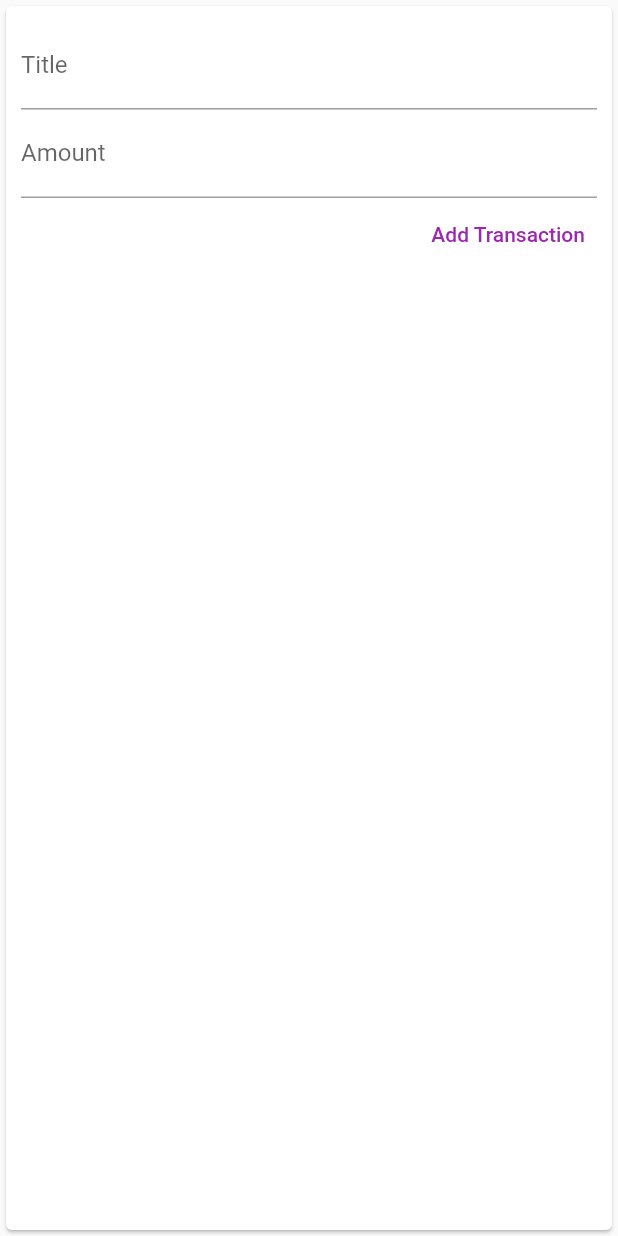
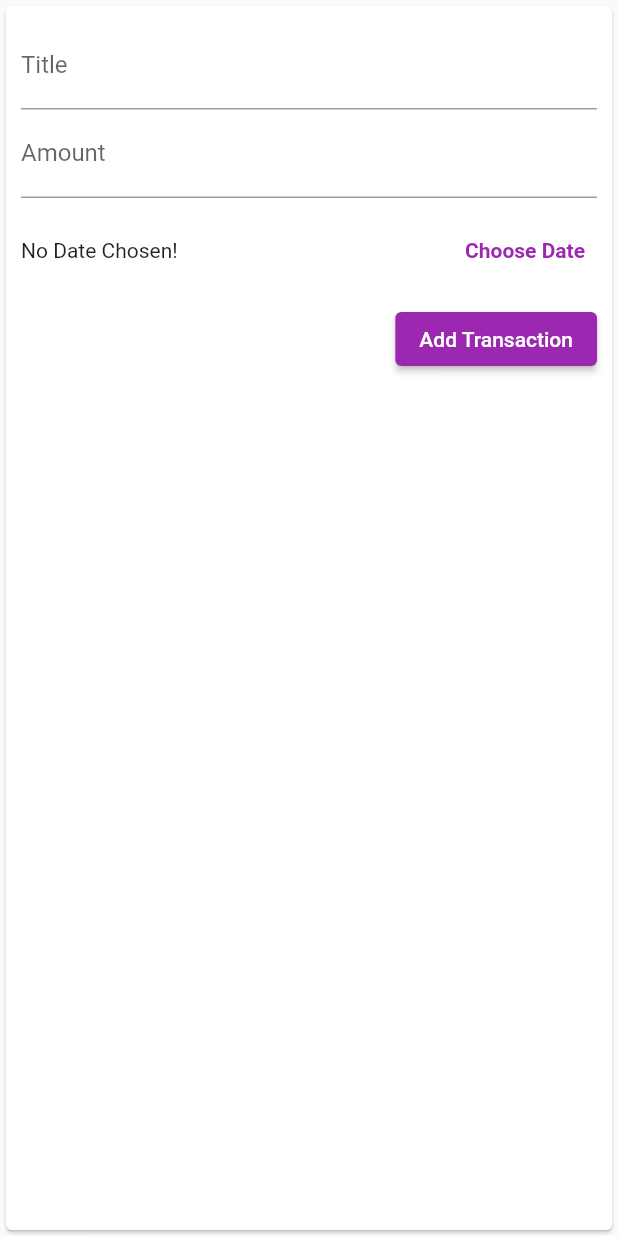
Before and after one commit to aimngx/expenses-app, a Flutter app: the NewTransaction widget shown alone on an empty page, opened directly with empty values, after a tap on "Add Transaction", on a phone screen of 412 x 824 dp. Run offline on Flutter 3.47's test engine with Material 2 defaults, Android fonts, the phone set to English and light mode, and no system bars.

Commit message:
add date picker

```diff
--- a/expenses_app/lib/home.dart
+++ b/expenses_app/lib/home.dart
@@ -33,12 +33,13 @@ class _HomePageState extends State<HomePage> {
   //where method returns iterable but we want list, so sama jugak mcm cara map, we use .toList()
 
   //create method
-  void _addNewTransaction(String txTitle, double txAmount) {
+  void _addNewTransaction(
+      String txTitle, double txAmount, DateTime chosenDate) {
     final newTx = Transaction(
       id: DateTime.now().toString(),
       title: txTitle,
       amount: txAmount,
-      date: DateTime.now(),
+      date: chosenDate,
     );
 
     setState(() {
--- a/expenses_app/lib/new_transaction.dart
+++ b/expenses_app/lib/new_transaction.dart
@@ -1,4 +1,5 @@
 import 'package:flutter/material.dart';
+import 'package:intl/intl.dart';
 
 //creating new transaction
 
@@ -13,26 +14,48 @@ class NewTransaction extends StatefulWidget {
 
 //state class. So we use widget.xxx to access the widget class punya method etc
 class _NewTransactionState extends State<NewTransaction> {
-  final titleController = TextEditingController();
+  final _titleController = TextEditingController();
+  final _amountController = TextEditingController();
+  DateTime?
+      _selectedDate; //put ? so that initially, it is null, but later is changed. When we called it down later, we put _selectedDate! with '!' to tell change it from nullable to non-nullable
 
-  final amountController = TextEditingController();
+  void _submitData() {
+    if (_amountController.text.isEmpty) {
+      return;
+    }
+    final enteredTitle = _titleController.text;
+    final enteredAmount =
+        double.parse(_amountController.text); //change back the string to double
 
-  void submitData() {
-    final enteredTitle = titleController.text;
-    final enteredAmount =
-        double.parse(amountController.text); //change back the string to double
-
-    if (enteredTitle.isEmpty || enteredAmount <= 0) {
+    if (enteredTitle.isEmpty || enteredAmount <= 0 || _selectedDate == null) {
       return; //break the code
     }
 
     widget.addTx(
       enteredTitle,
       enteredAmount,
+      _selectedDate,
     );
 
     //automatically close the top most screen (ie the modal screen) once we're done
     Navigator.of(context).pop();
+  }
+
+  void _presentDatePicker() {
+    showDatePicker(
+      context: context,
+      initialDate: DateTime.now(),
+      firstDate: DateTime(2022),
+      lastDate: DateTime.now(),
+    ).then((pickedDate) {
+      if (pickedDate == null) {
+        return;
+      }
+      setState(() {
+        _selectedDate = pickedDate;
+      });
+    });
+    //the .then allow us to provide a function which is executed once the future resolved to a value (after user chose a date)
   }
 
   @override
@@ -47,27 +70,52 @@ class _NewTransactionState extends State<NewTransaction> {
               decoration: InputDecoration(labelText: 'Title'),
               //onChanged is fired on every keystroke
               // onChanged: (value) => titleInput = value,
-              controller: titleController,
-              onSubmitted: (_) => submitData(),
+              controller: _titleController,
+              onSubmitted: (_) => _submitData(),
             ),
             TextField(
               decoration: InputDecoration(labelText: 'Amount'),
               //onChanged: (value) => amountInput = value,
-              controller: amountController,
+              controller: _amountController,
               keyboardType: TextInputType.numberWithOptions(decimal: true),
               onSubmitted: (_) =>
-                  submitData(), //because on submitted required String as argument, so we use _ to tell that we dont care about it
+                  _submitData(), //because on submitted required String as argument, so we use _ to tell that we dont care about it
             ),
-            TextButton(
+            Container(
+              height: 70,
+              child: Row(
+                children: [
+                  Expanded(
+                    child: Text(
+                      _selectedDate == null
+                          ? 'No Date Chosen!'
+                          : 'Picked Date: ${DateFormat('dd/MM/yyyy').format(_selectedDate!)}',
+                    ),
+                  ),
+                  TextButton(
+                    style: ButtonStyle(
+                      foregroundColor: MaterialStateProperty.all(
+                          Theme.of(context).primaryColor),
+                    ),
+                    onPressed: _presentDatePicker,
+                    child: Text(
+                      'Choose Date',
+                      style: TextStyle(fontWeight: FontWeight.bold),
+                    ),
+                  )
+                ],
+              ),
+            ),
+            ElevatedButton(
               onPressed: () {
                 // print(titleInput);
                 // print(amountInput);
-                submitData();
+                _submitData();
               },
               child: Text('Add Transaction'),
               style: ButtonStyle(
-                foregroundColor: MaterialStateProperty.all(
-                  Colors.purple,
+                backgroundColor: MaterialStateProperty.all(
+                  Theme.of(context).primaryColor,
                 ),
               ),
             )
```
